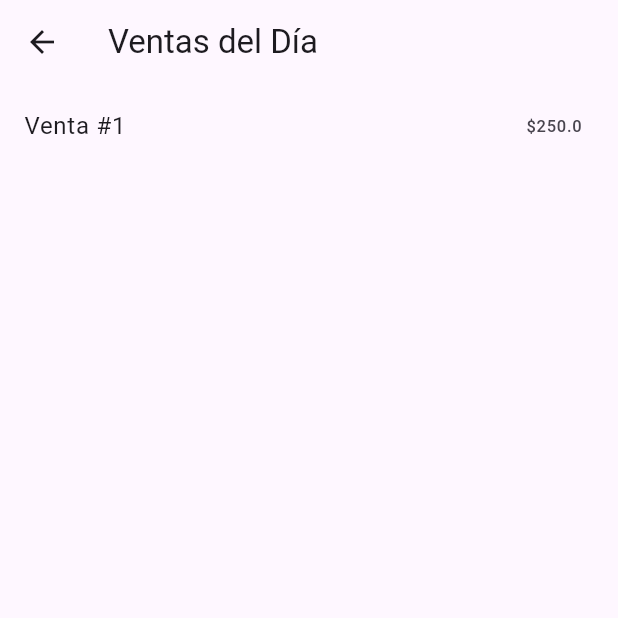
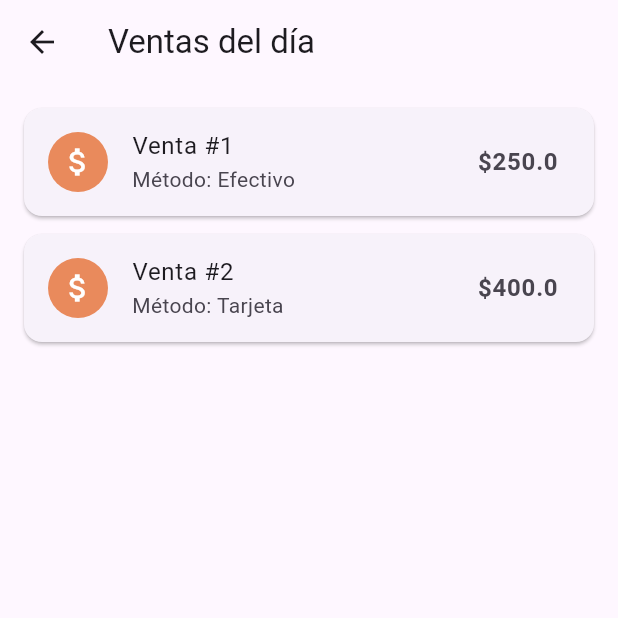
Before and after one commit to fzvercetti/Platto_Guli_Project, a Flutter app: the DailySalesPage screen opened directly, on a phone screen of 412 x 824 dp, the top half of it. Run offline on Flutter 3.47's test engine with Material 3 defaults, Android fonts, the phone set to English and light mode, and no system bars; our stand-ins replace open_filex, pdf; network calls fail.

Commit message:
funciones redundantes removidas

```diff
--- a/lib/screens/daily_sales_page.dart
+++ b/lib/screens/daily_sales_page.dart
@@ -2,50 +2,84 @@ import 'package:flutter/material.dart';
 import 'package:http/http.dart' as http;
 import 'dart:convert';
 
+// Definimos el color aquí también para evitar errores
+const Color orangeColor = Color(0xFFE98A5C);
+
 class DailySalesPage extends StatefulWidget {
   const DailySalesPage({super.key});
+
   @override
   State<DailySalesPage> createState() => _DailySalesPageState();
 }
 
 class _DailySalesPageState extends State<DailySalesPage> {
-  List<dynamic> _sales = [
+  // 1. DATOS ESTÁTICOS (PLAN B)
+  List<dynamic> _ventas = [
     {"id": 1, "total": 250.0, "metodo": "Efectivo"},
+    {"id": 2, "total": 400.0, "metodo": "Tarjeta"},
   ];
-  bool _isLoading = true;
 
   @override
   void initState() {
     super.initState();
-    _fetchData();
+    _fetchVentasFromAPI(); // Cargamos en segundo plano
   }
 
-  Future<void> _fetchData() async {
+  Future<void> _fetchVentasFromAPI() async {
     try {
-      final response = await http.get(
-        Uri.parse("http://10.0.2.2:5000/api/ventas_dia"),
-      );
+      final response = await http
+          .get(Uri.parse('http://10.0.2.2:5000/api/ventas_dia'))
+          .timeout(const Duration(seconds: 5));
+
       if (response.statusCode == 200) {
-        setState(() => _sales = jsonDecode(response.body));
+        if (mounted) {
+          setState(() {
+            _ventas = jsonDecode(response.body);
+          });
+        }
       }
     } catch (e) {
-      // Se queda con los datos estáticos (_sales inicial)
+      // Si falla, simplemente no hacemos nada. El usuario sigue viendo los datos estáticos.
+      debugPrint("No se pudo conectar a la BD para ventas: $e");
     }
-    setState(() => _isLoading = false);
   }
 
   @override
   Widget build(BuildContext context) {
     return Scaffold(
-      appBar: AppBar(title: const Text("Ventas del Día")),
-      body: _isLoading
-          ? const Center(child: CircularProgressIndicator())
+      appBar: AppBar(
+        title: const Text("Ventas del día"),
+        leading: IconButton(
+          icon: const Icon(Icons.arrow_back),
+          onPressed: () => Navigator.pop(context),
+        ),
+      ),
+      body: _ventas.isEmpty
+          ? const Center(child: Text("No hay ventas registradas hoy"))
           : ListView.builder(
-              itemCount: _sales.length,
-              itemBuilder: (context, i) => ListTile(
-                title: Text("Venta #${_sales[i]['id']}"),
-                trailing: Text("\$${_sales[i]['total']}"),
-              ),
+              padding: const EdgeInsets.all(16),
+              itemCount: _ventas.length,
+              itemBuilder: (context, index) {
+                final venta = _ventas[index];
+                return Card(
+                  margin: const EdgeInsets.only(bottom: 12),
+                  child: ListTile(
+                    leading: const CircleAvatar(
+                      backgroundColor: orangeColor,
+                      child: Icon(Icons.attach_money, color: Colors.white),
+                    ),
+                    title: Text("Venta #${venta['id'] ?? index + 1}"),
+                    subtitle: Text("Método: ${venta['metodo']}"),
+                    trailing: Text(
+                      "\$${venta['total']}",
+                      style: const TextStyle(
+                        fontWeight: FontWeight.bold,
+                        fontSize: 16,
+                      ),
+                    ),
+                  ),
+                );
+              },
             ),
     );
   }
```
Also changed, not shown: lib/screens/sales_platto.dart (+8 -22 lines), lib/screens/summary_page.dart (deleted, +0 -35 lines).
